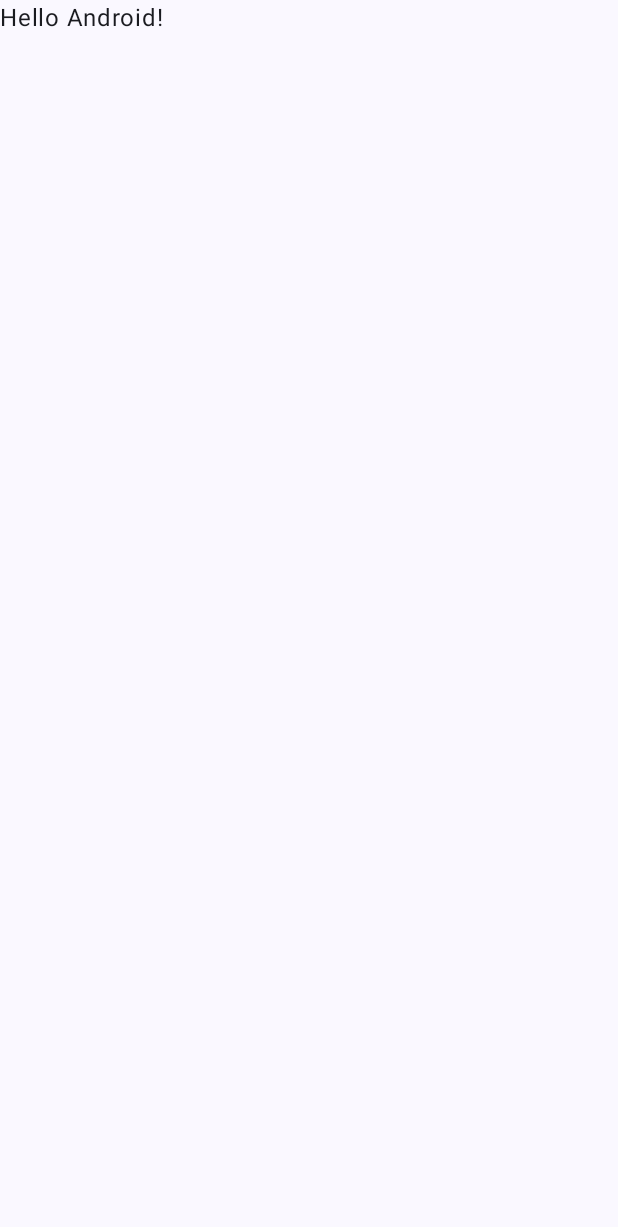
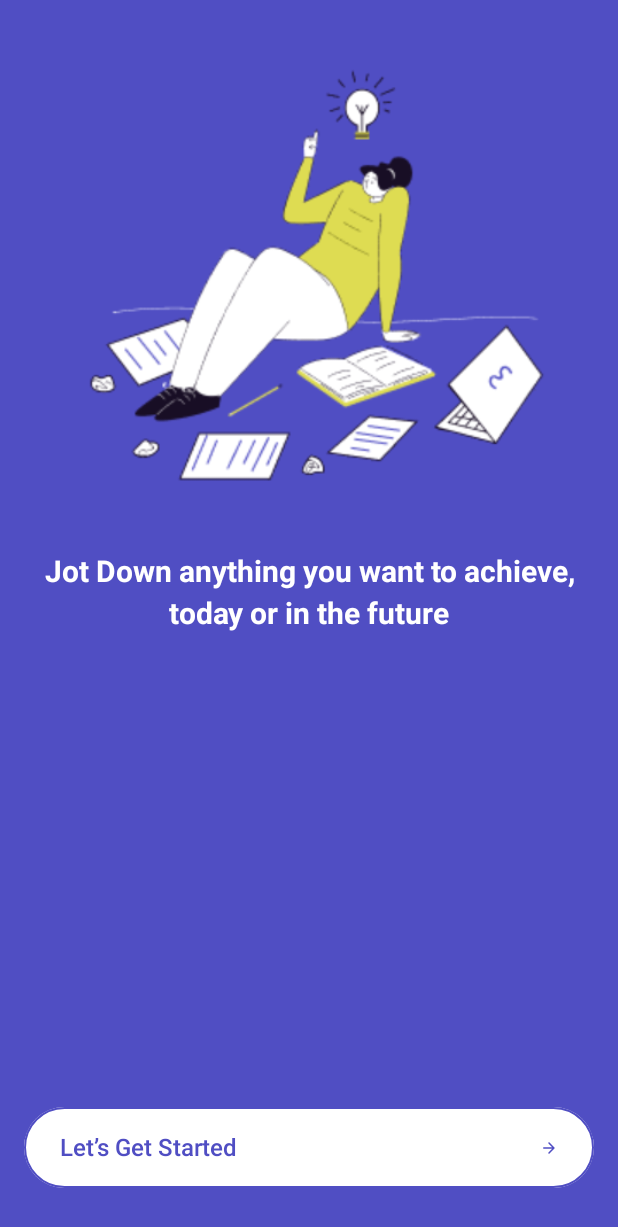
Before and after one commit to AliMajidi1/simplenote, an Android app built with Jetpack Compose: the screen it shows after launch (MainActivity), on a phone screen of 412 x 824 dp. Before the commit the part shown is almost empty. Shown: the top 1227 px of the screen. Run offline under Robolectric (Android 15) with nearby library versions, the phone set to English and light mode, and no system bars.

Commit message:
Add onboarding screen and navigation setup; update theme colors and dependencies

```diff
--- a/app/build.gradle.kts
+++ b/app/build.gradle.kts
@@ -34,6 +34,9 @@ android {
     buildFeatures {
         compose = true
     }
+    composeOptions {
+        kotlinCompilerExtensionVersion = "1.5.10"
+    }
 }
 
 dependencies {
@@ -46,6 +49,9 @@ dependencies {
     implementation(libs.androidx.ui.graphics)
     implementation(libs.androidx.ui.tooling.preview)
     implementation(libs.androidx.material3)
+    implementation("androidx.navigation:navigation-compose:2.7.7")
+    implementation("androidx.compose.material:material-icons-extended:1.6.7")
+    implementation("com.google.accompanist:accompanist-systemuicontroller:0.34.0")
     testImplementation(libs.junit)
     androidTestImplementation(libs.androidx.junit)
     androidTestImplementation(libs.androidx.espresso.core)
--- a/app/src/main/java/com/example/simplenote/MainActivity.kt
+++ b/app/src/main/java/com/example/simplenote/MainActivity.kt
@@ -3,45 +3,18 @@ package com.example.simplenote
 import android.os.Bundle
 import androidx.activity.ComponentActivity
 import androidx.activity.compose.setContent
-import androidx.activity.enableEdgeToEdge
-import androidx.compose.foundation.layout.fillMaxSize
-import androidx.compose.foundation.layout.padding
-import androidx.compose.material3.Scaffold
-import androidx.compose.material3.Text
-import androidx.compose.runtime.Composable
-import androidx.compose.ui.Modifier
-import androidx.compose.ui.tooling.preview.Preview
+import androidx.core.view.WindowCompat
+import com.example.simplenote.nav.AppNavHost
 import com.example.simplenote.ui.theme.SimplenoteTheme
 
 class MainActivity : ComponentActivity() {
     override fun onCreate(savedInstanceState: Bundle?) {
         super.onCreate(savedInstanceState)
-        enableEdgeToEdge()
+        WindowCompat.setDecorFitsSystemWindows(window, false)
         setContent {
             SimplenoteTheme {
-                Scaffold(modifier = Modifier.fillMaxSize()) { innerPadding ->
-                    Greeting(
-                        name = "Android",
-                        modifier = Modifier.padding(innerPadding)
-                    )
-                }
+                AppNavHost()
             }
         }
     }
 }
-
-@Composable
-fun Greeting(name: String, modifier: Modifier = Modifier) {
-    Text(
-        text = "Hello $name!",
-        modifier = modifier
-    )
-}
-
-@Preview(showBackground = true)
-@Composable
-fun GreetingPreview() {
-    SimplenoteTheme {
-        Greeting("Android")
-    }
-}
--- /dev/null
+++ b/app/src/main/java/com/example/simplenote/nav/Navigation.kt
@@ -0,0 +1,42 @@
+package com.example.simplenote.nav
+
+import androidx.compose.runtime.Composable
+import androidx.navigation.NavHostController
+import androidx.navigation.compose.NavHost
+import androidx.navigation.compose.composable
+import androidx.navigation.compose.rememberNavController
+import com.example.simplenote.ui.screens.OnboardingScreen
+import androidx.compose.material3.Text
+import androidx.compose.foundation.layout.*
+import androidx.compose.ui.Alignment
+import androidx.compose.ui.Modifier
+
+object Destinations {
+    const val Onboarding = "onboarding"
+    const val Home = "home"
+}
+
+@Composable
+fun AppNavHost(
+    navController: NavHostController = rememberNavController()
+) {
+    NavHost(
+        navController = navController,
+        startDestination = Destinations.Onboarding
+    ) {
+        composable(Destinations.Onboarding) {
+            OnboardingScreen(
+                onGetStarted = { navController.navigate(Destinations.Home) }
+            )
+        }
+        composable(Destinations.Home) {
+            Box(
+                modifier = Modifier
+                    .fillMaxSize(),
+                contentAlignment = Alignment.Center
+            ) {
+                Text("Home Screen")
+            }
+        }
+    }
+}
--- /dev/null
+++ b/app/src/main/java/com/example/simplenote/ui/components/PrimaryButton.kt
@@ -0,0 +1,67 @@
+package com.example.simplenote.ui.components
+
+import androidx.compose.foundation.BorderStroke
+import androidx.compose.foundation.layout.*
+import androidx.compose.foundation.shape.RoundedCornerShape
+import androidx.compose.material.icons.Icons
+import androidx.compose.material.icons.automirrored.rounded.ArrowForward
+import androidx.compose.material3.Button
+import androidx.compose.material3.ButtonDefaults
+import androidx.compose.material3.MaterialTheme
+import androidx.compose.material3.Text
+import androidx.compose.runtime.Composable
+import androidx.compose.ui.Modifier
+import androidx.compose.ui.graphics.vector.ImageVector
+import androidx.compose.ui.unit.dp
+import androidx.compose.ui.Alignment
+import androidx.compose.material3.Icon
+
+@Composable
+fun PrimaryPillButton(
+    text: String,
+    onClick: () -> Unit,
+    modifier: Modifier = Modifier,
+    enabled: Boolean = true,
+    trailingIcon: ImageVector? = Icons.AutoMirrored.Rounded.ArrowForward,
+    contentDescription: String? = null
+) {
+    Button(
+        onClick = onClick,
+        modifier = modifier
+            .height(54.dp)
+            .fillMaxWidth(),
+        enabled = enabled,
+        shape = RoundedCornerShape(100.dp),
+        border = BorderStroke(1.dp, MaterialTheme.colorScheme.primary),
+        colors = ButtonDefaults.buttonColors(
+            containerColor = MaterialTheme.colorScheme.onPrimary,
+            contentColor = MaterialTheme.colorScheme.primary,
+            disabledContainerColor = MaterialTheme.colorScheme.onPrimary.copy(alpha = 0.5f),
+            disabledContentColor = MaterialTheme.colorScheme.primary.copy(alpha = 0.5f)
+        ),
+        contentPadding = PaddingValues(horizontal = 24.dp)
+    ) {
+        Row(
+            modifier = Modifier.fillMaxWidth(),
+            verticalAlignment = Alignment.CenterVertically,
+            horizontalArrangement = Arrangement.Center
+        ) {
+            Text(
+                text = text,
+                style = MaterialTheme.typography.labelMedium,
+                color = MaterialTheme.colorScheme.primary,
+                modifier = Modifier.weight(1f)
+            )
+            if (trailingIcon != null) {
+                Icon(
+                    imageVector = trailingIcon,
+                    contentDescription = contentDescription,
+                    tint = MaterialTheme.colorScheme.primary,
+                    modifier = Modifier
+                        .size(20.dp)
+                        .padding(start = 8.dp, end = 0.dp)
+                )
+            }
+        }
+    }
+}
--- /dev/null
+++ b/app/src/main/java/com/example/simplenote/ui/screens/OnboardingScreen.kt
@@ -0,0 +1,101 @@
+package com.example.simplenote.ui.screens
+
+import androidx.compose.foundation.Image
+import androidx.compose.foundation.layout.*
+import androidx.compose.material3.MaterialTheme
+import androidx.compose.material3.Scaffold
+import androidx.compose.material3.Text
+import androidx.compose.runtime.Composable
+import androidx.compose.ui.Alignment
+import androidx.compose.ui.Modifier
+import androidx.compose.ui.layout.ContentScale
+import androidx.compose.ui.res.painterResource
+import androidx.compose.ui.res.stringResource
+import androidx.compose.ui.text.style.TextAlign
+import androidx.compose.ui.tooling.preview.Preview
+import androidx.compose.ui.unit.dp
+import com.example.simplenote.R
+import com.example.simplenote.ui.components.PrimaryPillButton
+import com.example.simplenote.ui.theme.SimplenoteTheme
+import androidx.compose.foundation.layout.WindowInsets
+import androidx.compose.foundation.layout.safeDrawing
+
+@Composable
+fun OnboardingScreen(
+    onGetStarted: () -> Unit
+) {
+    val backgroundColor = MaterialTheme.colorScheme.primary
+
+    Scaffold(
+        containerColor = backgroundColor,
+        contentWindowInsets = WindowInsets.safeDrawing
+    ) { innerPadding ->
+        BoxWithConstraints(
+            modifier = Modifier
+                .fillMaxSize()
+                .padding(innerPadding)
+        ) {
+            val maxWidth = maxWidth
+            Column(
+                modifier = Modifier
+                    .fillMaxSize()
+                    .padding(horizontal = 0.dp),
+                verticalArrangement = Arrangement.SpaceBetween,
+                horizontalAlignment = Alignment.CenterHorizontally
+            ) {
+                Spacer(modifier = Modifier.height(32.dp))
+                Image(
+                    painter = painterResource(id = R.drawable.onboarding_illustration),
+                    contentDescription = stringResource(R.string.cd_onboarding_illustration),
+                    modifier = Modifier
+                        .fillMaxWidth(0.78f)
+                        .aspectRatio(1f),
+                    contentScale = ContentScale.Fit
+                )
+                Spacer(modifier = Modifier.height(16.dp))
+                Text(
+                    text = stringResource(R.string.onboarding_title),
+                    style = MaterialTheme.typography.titleLarge,
+                    color = MaterialTheme.colorScheme.onPrimary,
+                    textAlign = TextAlign.Center,
+                    modifier = Modifier
+                        .padding(horizontal = 16.dp)
+                        .fillMaxWidth()
+                )
+                Spacer(modifier = Modifier.weight(1f))
+                PrimaryPillButton(
+                    text = stringResource(R.string.cta_lets_get_started),
+                    onClick = onGetStarted,
+                    modifier = Modifier
+                        .padding(horizontal = 16.dp)
+                        .fillMaxWidth()
+                )
+                Spacer(modifier = Modifier.height(32.dp))
+            }
+        }
+    }
+}
+
+@Preview(name = "Onboarding - Pixel 5 Light", showBackground = true, device = "id:pixel_5")
+@Composable
+fun PreviewOnboardingLight() {
+    SimplenoteTheme(darkTheme = false) {
+        OnboardingScreen(onGetStarted = {})
+    }
+}
+
+@Preview(name = "Onboarding - Pixel 5 Dark", showBackground = true, device = "id:pixel_5")
+@Composable
+fun PreviewOnboardingDark() {
+    SimplenoteTheme(darkTheme = true) {
+        OnboardingScreen(onGetStarted = {})
+    }
+}
+
+@Preview(name = "Onboarding - Small width", widthDp = 320, heightDp = 700, showBackground = true)
+@Composable
+fun PreviewOnboardingSmallWidth() {
+    SimplenoteTheme(darkTheme = false) {
+        OnboardingScreen(onGetStarted = {})
+    }
+}
--- a/app/src/main/java/com/example/simplenote/ui/theme/Color.kt
+++ b/app/src/main/java/com/example/simplenote/ui/theme/Color.kt
@@ -2,10 +2,7 @@ package com.example.simplenote.ui.theme
 
 import androidx.compose.ui.graphics.Color
 
-val Purple80 = Color(0xFFD0BCFF)
-val PurpleGrey80 = Color(0xFFCCC2DC)
-val Pink80 = Color(0xFFEFB8C8)
-
-val Purple40 = Color(0xFF6650a4)
-val PurpleGrey40 = Color(0xFF625b71)
-val Pink40 = Color(0xFF7D5260)
+val Primary = Color(0xFF504EC3)
+val Secondary = Color(0xFFDEDC52)
+val NeutralWhite = Color(0xFFFFFFFF)
+val NeutralBlack = Color(0xFF180E25)
--- a/app/src/main/java/com/example/simplenote/ui/theme/Theme.kt
+++ b/app/src/main/java/com/example/simplenote/ui/theme/Theme.kt
@@ -1,55 +1,39 @@
 package com.example.simplenote.ui.theme
 
-import android.app.Activity
-import android.os.Build
 import androidx.compose.foundation.isSystemInDarkTheme
 import androidx.compose.material3.MaterialTheme
 import androidx.compose.material3.darkColorScheme
-import androidx.compose.material3.dynamicDarkColorScheme
-import androidx.compose.material3.dynamicLightColorScheme
 import androidx.compose.material3.lightColorScheme
 import androidx.compose.runtime.Composable
-import androidx.compose.ui.platform.LocalContext
 
 private val DarkColorScheme = darkColorScheme(
-    primary = Purple80,
-    secondary = PurpleGrey80,
-    tertiary = Pink80
+    primary = Primary,
+    secondary = Secondary,
+    background = Primary,
+    surface = Primary,
+    onPrimary = NeutralWhite,
+    onSecondary = NeutralBlack,
+    onBackground = NeutralWhite,
+    onSurface = NeutralWhite,
 )
 
 private val LightColorScheme = lightColorScheme(
-    primary = Purple40,
-    secondary = PurpleGrey40,
-    tertiary = Pink40
-
-    /* Other default colors to override
-    background = Color(0xFFFFFBFE),
-    surface = Color(0xFFFFFBFE),
-    onPrimary = Color.White,
-    onSecondary = Color.White,
-    onTertiary = Color.White,
-    onBackground = Color(0xFF1C1B1F),
-    onSurface = Color(0xFF1C1B1F),
-    */
+    primary = Primary,
+    secondary = Secondary,
+    background = Primary,
+    surface = Primary,
+    onPrimary = NeutralWhite,
+    onSecondary = NeutralBlack,
+    onBackground = NeutralWhite,
+    onSurface = NeutralWhite,
 )
 
 @Composable
 fun SimplenoteTheme(
     darkTheme: Boolean = isSystemInDarkTheme(),
-    // Dynamic color is available on Android 12+
-    dynamicColor: Boolean = true,
     content: @Composable () -> Unit
 ) {
-    val colorScheme = when {
-        dynamicColor && Build.VERSION.SDK_INT >= Build.VERSION_CODES.S -> {
-            val context = LocalContext.current
-            if (darkTheme) dynamicDarkColorScheme(context) else dynamicLightColorScheme(context)
-        }
-
-        darkTheme -> DarkColorScheme
-        else -> LightColorScheme
-    }
-
+    val colorScheme = if (darkTheme) DarkColorScheme else LightColorScheme
     MaterialTheme(
         colorScheme = colorScheme,
         typography = Typography,
--- a/app/src/main/java/com/example/simplenote/ui/theme/Type.kt
+++ b/app/src/main/java/com/example/simplenote/ui/theme/Type.kt
@@ -6,29 +6,26 @@ import androidx.compose.ui.text.font.FontFamily
 import androidx.compose.ui.text.font.FontWeight
 import androidx.compose.ui.unit.sp
 
-// Set of Material typography styles to start with
+val InterFontFamily = FontFamily.SansSerif
+
 val Typography = Typography(
+    titleLarge = TextStyle(
+        fontFamily = InterFontFamily,
+        fontWeight = FontWeight.Bold,
+        fontSize = 20.sp,
+        lineHeight = 28.sp,
+    ),
+    labelMedium = TextStyle(
+        fontFamily = InterFontFamily,
+        fontWeight = FontWeight.Medium,
+        fontSize = 16.sp,
+        lineHeight = 22.sp,
+    ),
     bodyLarge = TextStyle(
-        fontFamily = FontFamily.Default,
+        fontFamily = InterFontFamily,
         fontWeight = FontWeight.Normal,
         fontSize = 16.sp,
         lineHeight = 24.sp,
         letterSpacing = 0.5.sp
     )
-    /* Other default text styles to override
-    titleLarge = TextStyle(
-        fontFamily = FontFamily.Default,
-        fontWeight = FontWeight.Normal,
-        fontSize = 22.sp,
-        lineHeight = 28.sp,
-        letterSpacing = 0.sp
-    ),
-    labelSmall = TextStyle(
-        fontFamily = FontFamily.Default,
-        fontWeight = FontWeight.Medium,
-        fontSize = 11.sp,
-        lineHeight = 16.sp,
-        letterSpacing = 0.5.sp
-    )
-    */
 )
--- /dev/null
+++ b/app/src/main/res/drawable/ic_onboarding_idea.xml
@@ -0,0 +1,18 @@
+<vector xmlns:android="http://schemas.android.com/apk/res/android"
+    android:width="280dp"
+    android:height="280dp"
+    android:viewportWidth="280"
+    android:viewportHeight="280">
+    <path
+        android:fillColor="#DEDC52"
+        android:pathData="M0,0h280v280h-280z"/>
+    <path
+        android:pathData="M70,140 a70,70 0 1,0 140,0 a70,70 0 1,0 -140,0"
+        android:fillColor="#504EC3"/>
+    <path
+        android:pathData="M140,60 L140,220"
+        android:strokeColor="#504EC3"
+        android:strokeWidth="12"
+        android:strokeLineCap="round"
+        android:fillColor="@android:color/transparent"/>
+</vector>
--- a/app/src/main/res/values/strings.xml
+++ b/app/src/main/res/values/strings.xml
@@ -1,3 +1,6 @@
 <resources>
-    <string name="app_name">simplenote</string>
+    <string name="app_name">SimpleNote</string>
+    <string name="onboarding_title">Jot Down anything you want to achieve, today or in the future</string>
+    <string name="cta_lets_get_started">Let’s Get Started</string>
+    <string name="cd_onboarding_illustration">Idea illustration</string>
 </resources>
```
Also changed, not shown: app/src/main/res/drawable/onboarding_illustration.png (added).
